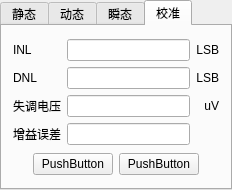
Old version of the form trunk/soft/zebra-tester/qtestwidget.ui in the repository Quenii/ADCEVM-minor.
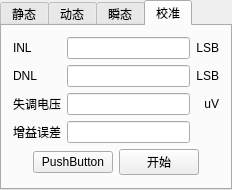
New version of the form. The open tabs and pages were chosen to show the change.

```diff
--- a/trunk/soft/zebra-tester/qtestwidget.ui
+++ b/trunk/soft/zebra-tester/qtestwidget.ui
@@ -398,7 +398,7 @@
          <item>
           <widget class="QPushButton" name="pushButton_9">
            <property name="text">
-            <string>PushButton</string>
+            <string>开始</string>
            </property>
           </widget>
          </item>
```
Left out of the diff: 8 changed lines with no effect on the pictures.
